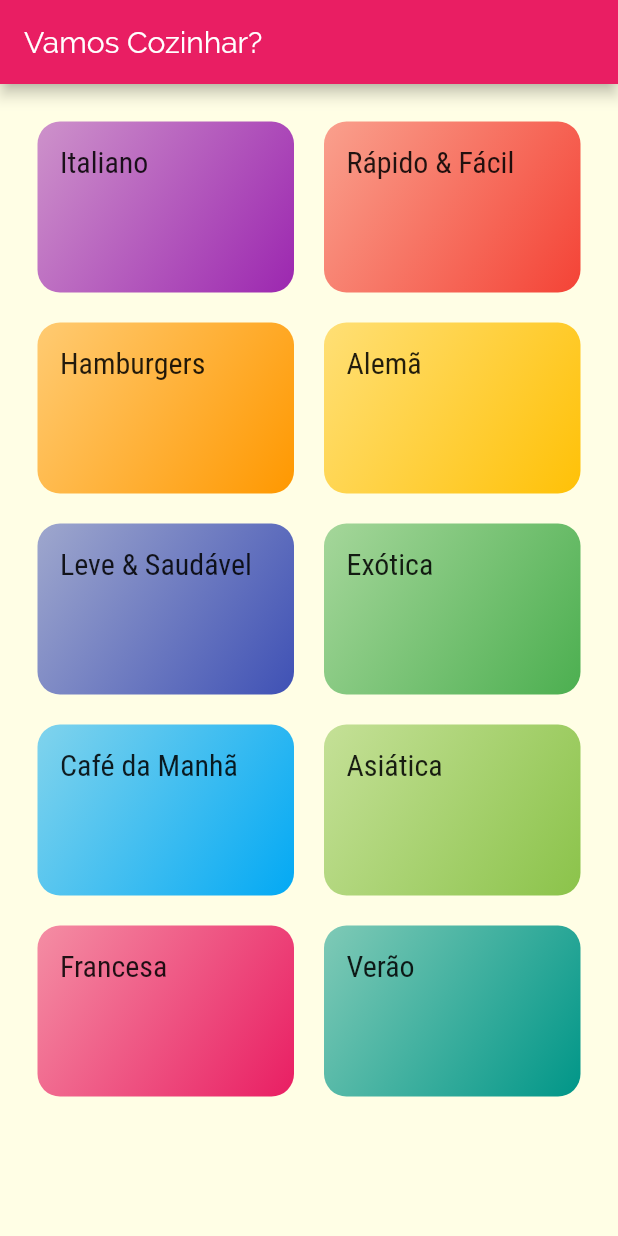
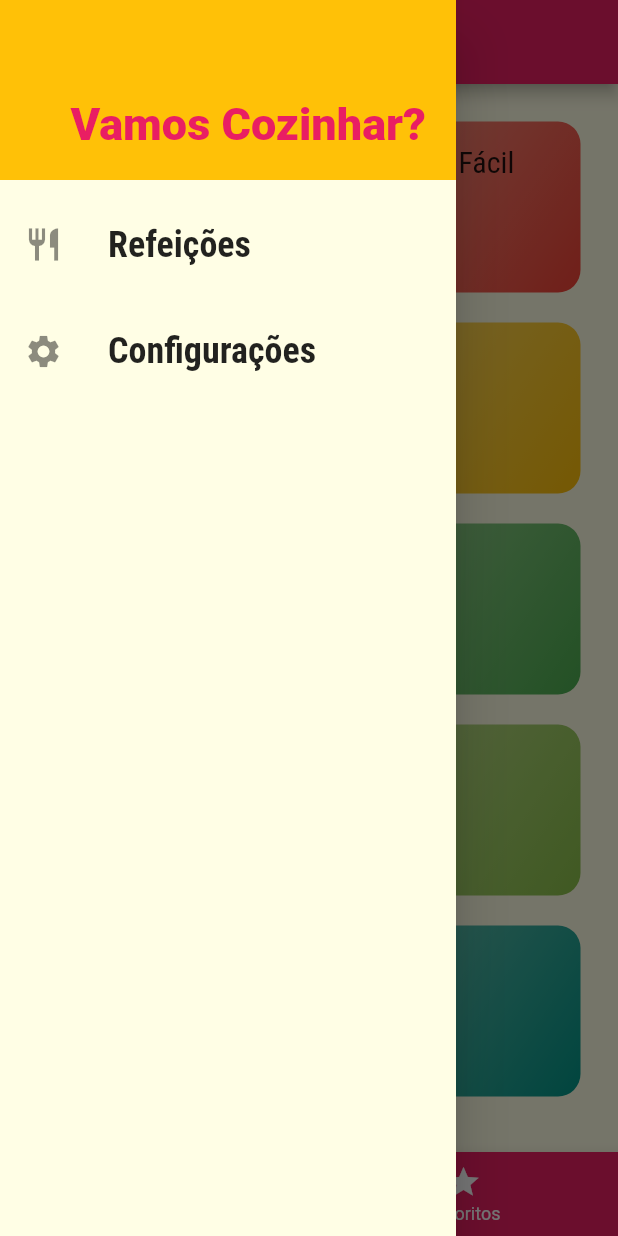
Before and after one commit to luizhsou1/meals, a Flutter app: the screen it shows after launch, with the side drawer open (before the commit the screen has no drawer), on a phone screen of 412 x 824 dp. Run offline on Flutter 3.47's test engine with Material 2 defaults, Android fonts, the phone set to English and light mode, and no system bars.

Commit message:
add drawer

```diff
--- /dev/null
+++ b/lib/components/main_drawer.dart
@@ -0,0 +1,60 @@
+import 'package:flutter/material.dart';
+
+import '../utils/app_routes.dart';
+
+class MainDrawer extends StatelessWidget {
+  Widget _createItem(IconData icon, String label, Function onTap) {
+    return ListTile(
+      leading: Icon(
+        icon,
+        size: 26,
+      ),
+      title: Text(
+        label,
+        style: TextStyle(
+          fontFamily: 'RobotoCondensed',
+          fontSize: 24,
+          fontWeight: FontWeight.bold,
+        ),
+      ),
+      onTap: onTap,
+    );
+  }
+
+  @override
+  Widget build(BuildContext context) {
+    return Drawer(
+      child: Column(
+        children: <Widget>[
+          Container(
+            height: 120,
+            width: double.infinity,
+            padding: EdgeInsets.all(20),
+            color: Theme.of(context).accentColor,
+            alignment: Alignment.bottomRight,
+            child: Text(
+              'Vamos Cozinhar?',
+              style: TextStyle(
+                fontWeight: FontWeight.w900,
+                fontSize: 30,
+                color: Theme.of(context).primaryColor,
+              ),
+            ),
+          ),
+          SizedBox(height: 15),
+          _createItem(
+            Icons.restaurant,
+            'Refeições',
+            () => Navigator.of(context).pushNamed(AppRoutes.HOME),
+          ),
+          SizedBox(height: 15),
+          _createItem(
+            Icons.settings,
+            'Configurações',
+            () => Navigator.of(context).pushNamed(AppRoutes.SETTINGS),
+          ),
+        ],
+      ),
+    );
+  }
+}
--- a/lib/main.dart
+++ b/lib/main.dart
@@ -1,8 +1,9 @@
 import 'package:flutter/material.dart';
 
-import 'screens/categories_screen.dart';
+import 'screens/tabs_screen.dart';
 import 'screens/categories_meals_screen.dart';
 import 'screens/meal_detail_screen.dart';
+import 'screens/settings_screen.dart';
 
 import 'utils/app_routes.dart';
 
@@ -27,9 +28,10 @@ class MyApp extends StatelessWidget {
       ),
       initialRoute: AppRoutes.HOME,
       routes: {
-        AppRoutes.HOME: (ctx) => CategoriesScreen(),
+        AppRoutes.HOME: (ctx) => TabScreen(),
         AppRoutes.CATEGORIES_MEALS: (ctx) => CategoriesMealsScreen(),
         AppRoutes.MEAL_DETAIL: (ctx) => MealDetailScreen(),
+        AppRoutes.SETTINGS: (ctx) => SettingsScreen(),
       },
       // onGenerateRoute: (settings) {
       //   if (settings.name == '/alguma-coisa') {
@@ -44,13 +46,13 @@ class MyApp extends StatelessWidget {
       //     );
       //   }
       // },
-      onUnknownRoute: (settings) {
-        return MaterialPageRoute(
-          builder: (_) {
-            return CategoriesScreen();
-          },
-        );
-      },
+      // onUnknownRoute: (settings) {
+      //   return MaterialPageRoute(
+      //     builder: (_) {
+      //       return CategoriesScreen();
+      //     },
+      //   );
+      // },
     );
   }
 }
--- a/lib/screens/categories_screen.dart
+++ b/lib/screens/categories_screen.dart
@@ -6,11 +6,7 @@ import '../components/category_item.dart';
 class CategoriesScreen extends StatelessWidget {
   @override
   Widget build(BuildContext context) {
-    return Scaffold(
-      appBar: AppBar(
-        title: Text('Vamos Cozinhar?'),
-      ),
-      body: GridView(
+    return GridView(
         padding: const EdgeInsets.all(25),
         gridDelegate: SliverGridDelegateWithMaxCrossAxisExtent(
           maxCrossAxisExtent: 200,
@@ -21,7 +17,6 @@ class CategoriesScreen extends StatelessWidget {
         children: DUMMY_CATEGORIES.map((cat) {
           return CategoryItem(cat);
         }).toList(),
-      ),
-    );
+      );
   }
 }
--- /dev/null
+++ b/lib/screens/favorite_screen.dart
@@ -0,0 +1,10 @@
+import 'package:flutter/material.dart';
+
+class FavoriteScreen extends StatelessWidget {
+  @override
+  Widget build(BuildContext context) {
+    return Center(
+      child: Text('Minhas Refeições favoritas'),
+    );
+  }
+}
--- /dev/null
+++ b/lib/screens/settings_screen.dart
@@ -0,0 +1,15 @@
+import 'package:flutter/material.dart';
+
+class SettingsScreen extends StatelessWidget {
+  @override
+  Widget build(BuildContext context) {
+    return Scaffold(
+      appBar: AppBar(
+        title: Text('Configurações'),
+      ),
+      body: Center(
+        child: Text('Configurações'),
+      ),
+    );
+  }
+}
--- /dev/null
+++ b/lib/screens/tabs_screen.dart
@@ -0,0 +1,57 @@
+import 'package:flutter/material.dart';
+
+import './categories_screen.dart';
+import './favorite_screen.dart';
+import '../components/main_drawer.dart';
+
+class TabScreen extends StatefulWidget {
+  @override
+  _TabScreenState createState() => _TabScreenState();
+}
+
+class _TabScreenState extends State<TabScreen> {
+  int _selectedScreenIndex = 0;
+  final List<Map<String, Object>> _screens = [
+    {
+      'title': 'Lista de Categorias',
+      'screen': CategoriesScreen(),
+    },
+    {
+      'title': 'Meus Favoritos',
+      'screen': FavoriteScreen(),
+    },
+  ];
+
+  _selectScreen(int index) {
+    setState(() {
+      _selectedScreenIndex = index;
+    });
+  }
+
+  @override
+  Widget build(BuildContext context) {
+    return Scaffold(
+      appBar: AppBar(
+        title: Text(_screens[_selectedScreenIndex]['title']),
+      ),
+      drawer: MainDrawer(),
+      body: _screens[_selectedScreenIndex]['screen'],
+      bottomNavigationBar: BottomNavigationBar(
+          onTap: _selectScreen,
+          backgroundColor: Theme.of(context).primaryColor,
+          unselectedItemColor: Colors.white,
+          selectedItemColor: Theme.of(context).accentColor,
+          currentIndex: _selectedScreenIndex,
+          items: [
+            BottomNavigationBarItem(
+              icon: Icon(Icons.category),
+              title: Text('Categorias'),
+            ),
+            BottomNavigationBarItem(
+              icon: Icon(Icons.star),
+              title: Text('Favoritos'),
+            ),
+          ]),
+    );
+  }
+}
--- a/lib/utils/app_routes.dart
+++ b/lib/utils/app_routes.dart
@@ -2,4 +2,5 @@ class AppRoutes {
   static const HOME = '/';
   static const CATEGORIES_MEALS = '/categories-meals';
   static const MEAL_DETAIL = '/meal-detail';
+  static const SETTINGS = '/settings';
 }
```
